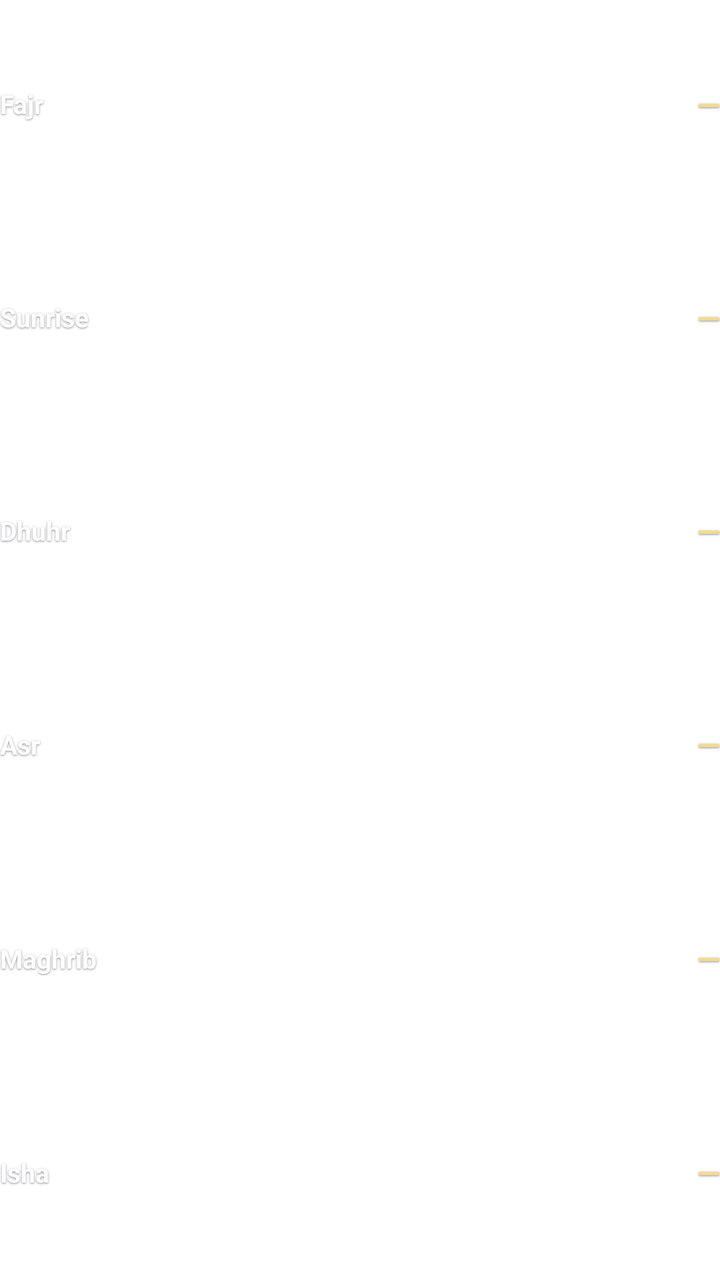
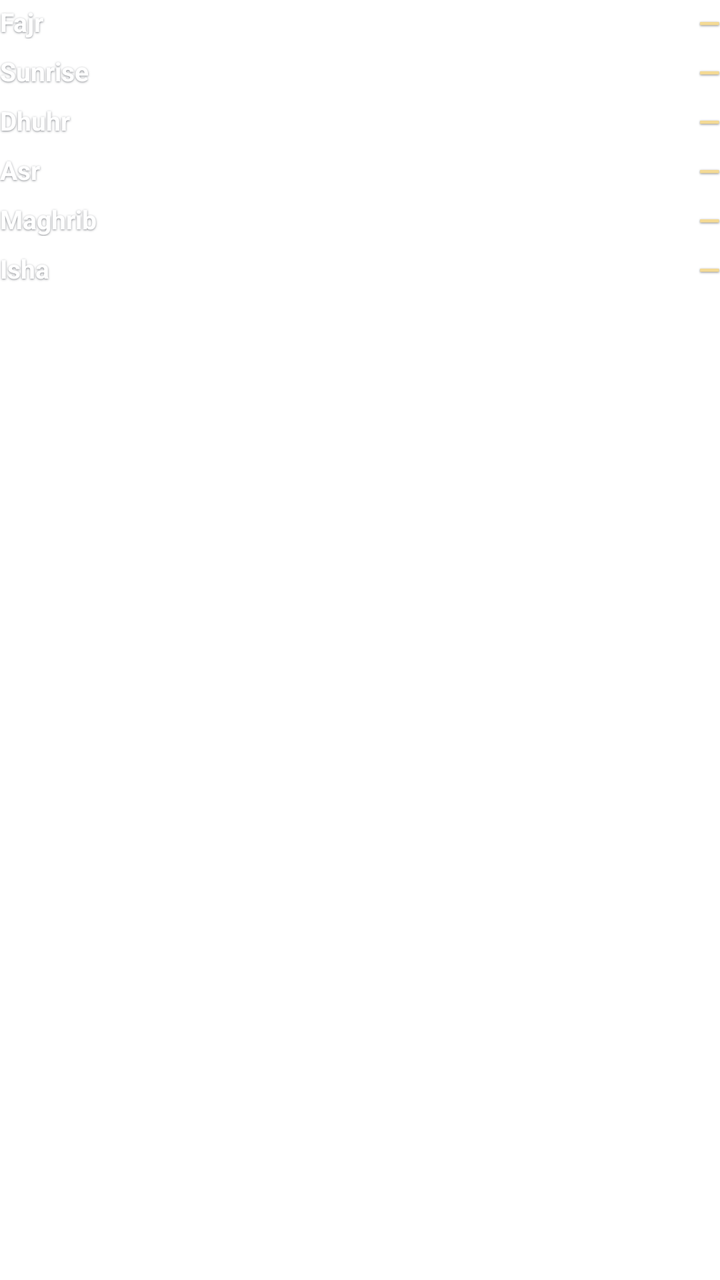

Before-and-after screenshots of an Android layout around one commit, followed by the original layout XML and the change that was made.
<!-- AndroidManifest.xml: fallback theme Theme.MaterialComponents.DayNight.NoActionBar -->
<!-- res/layout/prayer_widget_schedule.xml -->
<?xml version="1.0" encoding="utf-8"?>
<LinearLayout xmlns:android="http://schemas.android.com/apk/res/android"
    android:layout_width="match_parent" android:layout_height="0dp"
    android:layout_weight="1" android:layout_marginTop="4dp" android:orientation="vertical">
    <LinearLayout android:layout_width="match_parent" android:layout_height="0dp"
        android:layout_weight="1" android:minHeight="24dp" android:gravity="center_vertical"
        android:orientation="horizontal">
        <TextView android:id="@+id/prayer_fajr_label" style="@style/PrayerWidget.RowLabel" android:text="@string/prayer_widget_fajr" />
        <TextView android:id="@+id/prayer_fajr_value" style="@style/PrayerWidget.Value" android:text="—" />
    </LinearLayout>
    <TextView style="@style/PrayerWidget.Divider" />
    <LinearLayout android:layout_width="match_parent" android:layout_height="0dp"
        android:layout_weight="1" android:minHeight="24dp" android:gravity="center_vertical"
        android:orientation="horizontal">
        <TextView android:id="@+id/prayer_sunrise_label" style="@style/PrayerWidget.RowLabel" android:text="@string/prayer_widget_sunrise" />
        <TextView android:id="@+id/prayer_sunrise_value" style="@style/PrayerWidget.Value" android:text="—" />
    </LinearLayout>
    <TextView style="@style/PrayerWidget.Divider" />
    <LinearLayout android:layout_width="match_parent" android:layout_height="0dp"
        android:layout_weight="1" android:minHeight="24dp" android:gravity="center_vertical"
        android:orientation="horizontal">
        <TextView android:id="@+id/prayer_dhuhr_label" style="@style/PrayerWidget.RowLabel" android:text="@string/prayer_widget_dhuhr" />
        <TextView android:id="@+id/prayer_dhuhr_value" style="@style/PrayerWidget.Value" android:text="—" />
    </LinearLayout>
    <TextView style="@style/PrayerWidget.Divider" />
    <LinearLayout android:layout_width="match_parent" android:layout_height="0dp"
        android:layout_weight="1" android:minHeight="24dp" android:gravity="center_vertical"
        android:orientation="horizontal">
        <TextView android:id="@+id/prayer_asr_label" style="@style/PrayerWidget.RowLabel" android:text="@string/prayer_widget_asr" />
        <TextView android:id="@+id/prayer_asr_value" style="@style/PrayerWidget.Value" android:text="—" />
    </LinearLayout>
    <TextView style="@style/PrayerWidget.Divider" />
    <LinearLayout android:layout_width="match_parent" android:layout_height="0dp"
        android:layout_weight="1" android:minHeight="24dp" android:gravity="center_vertical"
        android:orientation="horizontal">
        <TextView android:id="@+id/prayer_maghrib_label" style="@style/PrayerWidget.RowLabel" android:text="@string/prayer_widget_maghrib" />
        <TextView android:id="@+id/prayer_maghrib_value" style="@style/PrayerWidget.Value" android:text="—" />
    </LinearLayout>
    <TextView style="@style/PrayerWidget.Divider" />
    <LinearLayout android:layout_width="match_parent" android:layout_height="0dp"
        android:layout_weight="1" android:minHeight="24dp" android:gravity="center_vertical"
        android:orientation="horizontal">
        <TextView android:id="@+id/prayer_isha_label" style="@style/PrayerWidget.RowLabel" android:text="@string/prayer_widget_isha" />
        <TextView android:id="@+id/prayer_isha_value" style="@style/PrayerWidget.Value" android:text="—" />
    </LinearLayout>
</LinearLayout>
<!-- resources referenced by this layout -->
<resources>
  <string name="prayer_widget_asr">Asr</string>
  <string name="prayer_widget_dhuhr">Dhuhr</string>
  <string name="prayer_widget_fajr">Fajr</string>
  <string name="prayer_widget_isha">Isha</string>
  <string name="prayer_widget_maghrib">Maghrib</string>
  <string name="prayer_widget_sunrise">Sunrise</string>
  <style name="PrayerWidget.Divider" parent="">
          <item name="android:layout_width">match_parent</item>
          <item name="android:layout_height">1dp</item>
          <item name="android:background">@color/prayer_widget_divider</item>
          <item name="android:importantForAccessibility">no</item>
      </style>
  <style name="PrayerWidget.RowLabel" parent="PrayerWidget.Text">
          <item name="android:layout_width">0dp</item>
          <item name="android:layout_weight">1</item>
          <item name="android:textSize">13sp</item>
          <item name="android:textStyle">bold</item>
      </style>
  <style name="PrayerWidget.Value" parent="PrayerWidget.Text">
          <item name="android:textSize">15sp</item>
          <item name="android:textStyle">bold</item>
          <item name="android:textColor">@color/prayer_widget_gold</item>
          <item name="android:fontFeatureSettings">tnum</item>
      </style>
  <color name="prayer_widget_divider">#66FFFFFF</color>
  <style name="PrayerWidget.Text" parent="">
          <item name="android:layout_width">wrap_content</item>
          <item name="android:layout_height">wrap_content</item>
          <item name="android:fontFamily">sans</item>
          <item name="android:includeFontPadding">false</item>
          <item name="android:textColor">@color/prayer_widget_white</item>
          <item name="android:textSize">12sp</item>
          <item name="android:maxLines">1</item>
          <item name="android:ellipsize">end</item>
          <item name="android:shadowColor">#80101620</item>
          <item name="android:shadowRadius">2</item>
          <item name="android:shadowDy">1</item>
      </style>
  <color name="prayer_widget_gold">#F4DA94</color>
  <color name="prayer_widget_white">#FFFFFF</color>
</resources>

<!-- the commit's change to res/layout/prayer_widget_schedule.xml (unified diff, before → after) -->
@@ -1,44 +1,44 @@
 <?xml version="1.0" encoding="utf-8"?>
 <LinearLayout xmlns:android="http://schemas.android.com/apk/res/android"
-    android:layout_width="match_parent" android:layout_height="0dp"
-    android:layout_weight="1" android:layout_marginTop="4dp" android:orientation="vertical">
-    <LinearLayout android:layout_width="match_parent" android:layout_height="0dp"
-        android:layout_weight="1" android:minHeight="24dp" android:gravity="center_vertical"
+    android:layout_width="match_parent" android:layout_height="wrap_content"
+    android:layout_marginTop="3.5dp" android:orientation="vertical">
+    <LinearLayout android:layout_width="match_parent" android:layout_height="wrap_content"
+        android:paddingTop="3.5dp" android:paddingBottom="3.5dp" android:gravity="center_vertical"
         android:orientation="horizontal">
         <TextView android:id="@+id/prayer_fajr_label" style="@style/PrayerWidget.RowLabel" android:text="@string/prayer_widget_fajr" />
         <TextView android:id="@+id/prayer_fajr_value" style="@style/PrayerWidget.Value" android:text="—" />
     </LinearLayout>
     <TextView style="@style/PrayerWidget.Divider" />
-    <LinearLayout android:layout_width="match_parent" android:layout_height="0dp"
-        android:layout_weight="1" android:minHeight="24dp" android:gravity="center_vertical"
+    <LinearLayout android:layout_width="match_parent" android:layout_height="wrap_content"
+        android:paddingTop="3.5dp" android:paddingBottom="3.5dp" android:gravity="center_vertical"
         android:orientation="horizontal">
         <TextView android:id="@+id/prayer_sunrise_label" style="@style/PrayerWidget.RowLabel" android:text="@string/prayer_widget_sunrise" />
         <TextView android:id="@+id/prayer_sunrise_value" style="@style/PrayerWidget.Value" android:text="—" />
     </LinearLayout>
     <TextView style="@style/PrayerWidget.Divider" />
-    <LinearLayout android:layout_width="match_parent" android:layout_height="0dp"
-        android:layout_weight="1" android:minHeight="24dp" android:gravity="center_vertical"
+    <LinearLayout android:layout_width="match_parent" android:layout_height="wrap_content"
+        android:paddingTop="3.5dp" android:paddingBottom="3.5dp" android:gravity="center_vertical"
         android:orientation="horizontal">
         <TextView android:id="@+id/prayer_dhuhr_label" style="@style/PrayerWidget.RowLabel" android:text="@string/prayer_widget_dhuhr" />
         <TextView android:id="@+id/prayer_dhuhr_value" style="@style/PrayerWidget.Value" android:text="—" />
     </LinearLayout>
     <TextView style="@style/PrayerWidget.Divider" />
-    <LinearLayout android:layout_width="match_parent" android:layout_height="0dp"
-        android:layout_weight="1" android:minHeight="24dp" android:gravity="center_vertical"
+    <LinearLayout android:layout_width="match_parent" android:layout_height="wrap_content"
+        android:paddingTop="3.5dp" android:paddingBottom="3.5dp" android:gravity="center_vertical"
         android:orientation="horizontal">
         <TextView android:id="@+id/prayer_asr_label" style="@style/PrayerWidget.RowLabel" android:text="@string/prayer_widget_asr" />
         <TextView android:id="@+id/prayer_asr_value" style="@style/PrayerWidget.Value" android:text="—" />
     </LinearLayout>
     <TextView style="@style/PrayerWidget.Divider" />
-    <LinearLayout android:layout_width="match_parent" android:layout_height="0dp"
-        android:layout_weight="1" android:minHeight="24dp" android:gravity="center_vertical"
+    <LinearLayout android:layout_width="match_parent" android:layout_height="wrap_content"
+        android:paddingTop="3.5dp" android:paddingBottom="3.5dp" android:gravity="center_vertical"
         android:orientation="horizontal">
         <TextView android:id="@+id/prayer_maghrib_label" style="@style/PrayerWidget.RowLabel" android:text="@string/prayer_widget_maghrib" />
         <TextView android:id="@+id/prayer_maghrib_value" style="@style/PrayerWidget.Value" android:text="—" />
     </LinearLayout>
     <TextView style="@style/PrayerWidget.Divider" />
-    <LinearLayout android:layout_width="match_parent" android:layout_height="0dp"
-        android:layout_weight="1" android:minHeight="24dp" android:gravity="center_vertical"
+    <LinearLayout android:layout_width="match_parent" android:layout_height="wrap_content"
+        android:paddingTop="3.5dp" android:paddingBottom="3.5dp" android:gravity="center_vertical"
         android:orientation="horizontal">
         <TextView android:id="@+id/prayer_isha_label" style="@style/PrayerWidget.RowLabel" android:text="@string/prayer_widget_isha" />
         <TextView android:id="@+id/prayer_isha_value" style="@style/PrayerWidget.Value" android:text="—" />
<!-- resource entries referenced after the edit -->
@@ -19,7 +19,7 @@
           <item name="android:textStyle">bold</item>
       </style>
   <style name="PrayerWidget.Value" parent="PrayerWidget.Text">
-          <item name="android:textSize">15sp</item>
+          <item name="android:textSize">14sp</item>
           <item name="android:textStyle">bold</item>
           <item name="android:textColor">@color/prayer_widget_gold</item>
           <item name="android:fontFeatureSettings">tnum</item>
